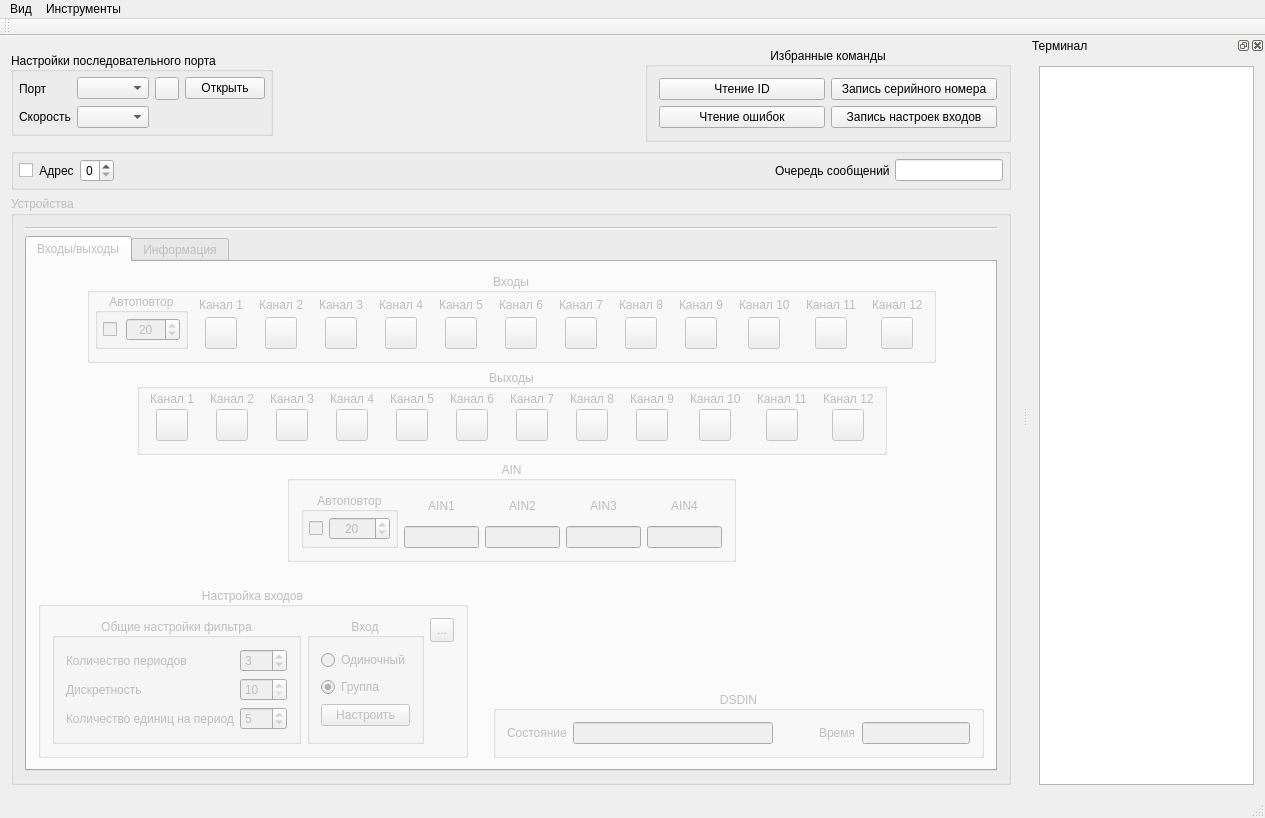
Qt form mainwindow.ui (vlarry/emulator) before a commit.
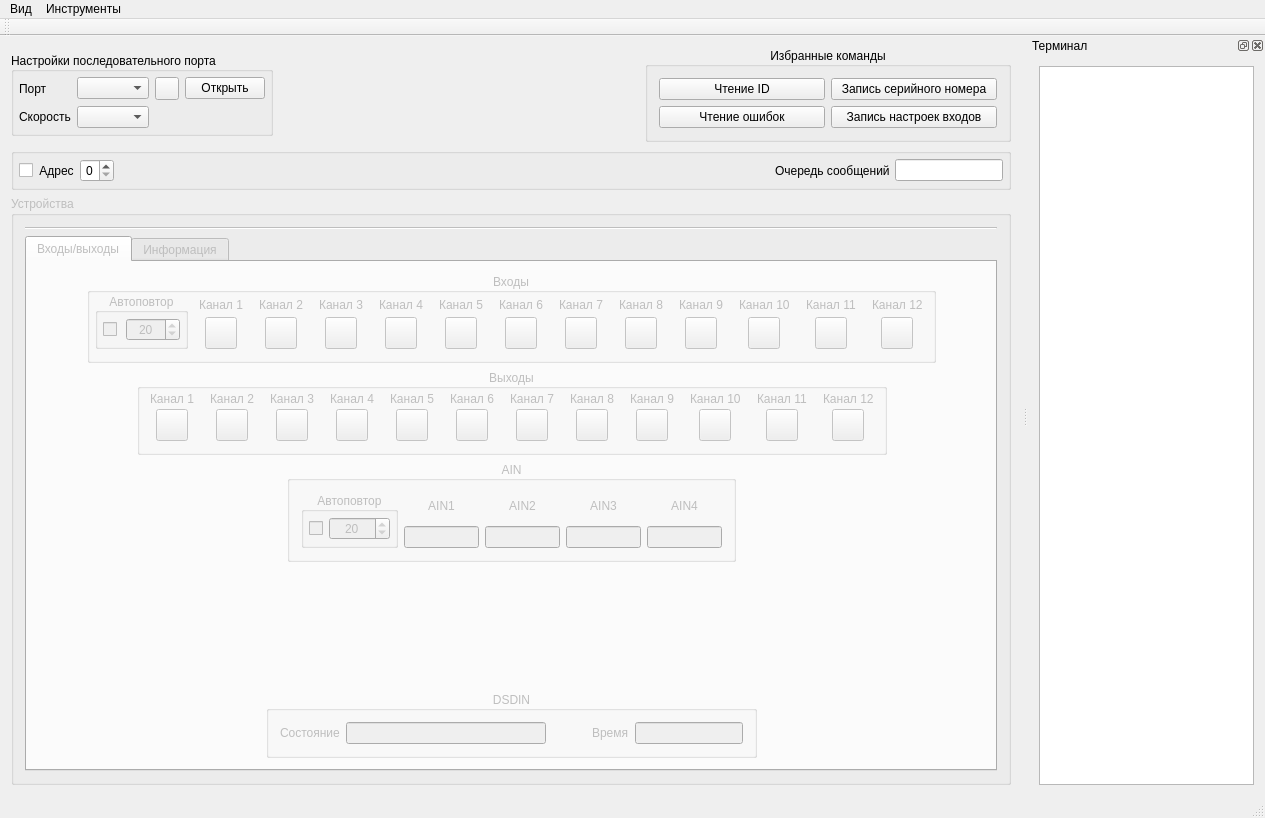
The same form after that commit. Icons and pictures are not drawn. Custom widgets are drawn as their Qt base class.

Commit message: Вынос окна настроек входов по нажатию кнопки "Избранные команды" (0x3E, 0x3F) и объединение настроек общих и индивидуальных в одно окно.

Diff of the .ui file:
```diff
--- a/mainwindow.ui
+++ b/mainwindow.ui
@@ -371,7 +371,7 @@
           <attribute name="title">
            <string>Входы/выходы</string>
           </attribute>
-          <layout class="QVBoxLayout" name="verticalLayout_39">
+          <layout class="QVBoxLayout" name="verticalLayout_2">
            <item>
             <layout class="QHBoxLayout" name="horizontalLayout_15">
              <item>
@@ -3762,221 +3762,8 @@
             </spacer>
            </item>
            <item>
-            <layout class="QHBoxLayout" name="horizontalLayout_13">
-             <item>
-              <widget class="QGroupBox" name="gboxInputSettings">
-               <property name="sizePolicy">
-                <sizepolicy hsizetype="Fixed" vsizetype="Expanding">
-                 <horstretch>0</horstretch>
-                 <verstretch>0</verstretch>
-                </sizepolicy>
-               </property>
-               <property name="title">
-                <string>Настройка входов</string>
-               </property>
-               <property name="alignment">
-                <set>Qt::AlignCenter</set>
-               </property>
                <layout class="QHBoxLayout" name="horizontalLayout_8">
                 <item>
-                 <widget class="QGroupBox" name="gboxInputSettingsFilter">
-                  <property name="title">
-                   <string>Общие настройки фильтра</string>
-                  </property>
-                  <property name="alignment">
-                   <set>Qt::AlignCenter</set>
-                  </property>
-                  <layout class="QVBoxLayout" name="verticalLayout_2">
-                   <item>
-                    <layout class="QFormLayout" name="formLayout">
-                     <item row="0" column="0">
-                      <widget class="QLabel" name="lblPeriods">
-                       <property name="text">
-                        <string>Количество периодов</string>
-                       </property>
-                      </widget>
-                     </item>
-                     <item row="0" column="1">
-                      <widget class="QSpinBox" name="sbPeriods">
-                       <property name="sizePolicy">
-                        <sizepolicy hsizetype="Maximum" vsizetype="Fixed">
-                         <horstretch>0</horstretch>
-                         <verstretch>0</verstretch>
-                        </sizepolicy>
-                       </property>
-                       <property name="accelerated">
-                        <bool>true</bool>
-                       </property>
-                       <property name="minimum">
-                        <number>1</number>
-                       </property>
-                       <property name="maximum">
-                        <number>100</number>
-                       </property>
-                       <property name="value">
-                        <number>3</number>
-                       </property>
-                      </widget>
-                     </item>
-                     <item row="1" column="0">
-                      <widget class="QLabel" name="lblDiscret">
-                       <property name="text">
-                        <string>Дискретность</string>
-                       </property>
-                      </widget>
-                     </item>
-                     <item row="1" column="1">
-                      <widget class="QSpinBox" name="sbDiscret">
-                       <property name="accelerated">
-                        <bool>true</bool>
-                       </property>
-                       <property name="minimum">
-                        <number>10</number>
-                       </property>
-                       <property name="maximum">
-                        <number>40</number>
-                       </property>
-                       <property name="singleStep">
-                        <number>10</number>
-                       </property>
-                      </widget>
-                     </item>
-                     <item row="2" column="0">
-                      <widget class="QLabel" name="lblSignal">
-                       <property name="sizePolicy">
-                        <sizepolicy hsizetype="Minimum" vsizetype="Preferred">
-                         <horstretch>0</horstretch>
-                         <verstretch>0</verstretch>
-                        </sizepolicy>
-                       </property>
-                       <property name="text">
-                        <string>Количество единиц на период</string>
-                       </property>
-                       <property name="scaledContents">
-                        <bool>true</bool>
-                       </property>
-                      </widget>
-                     </item>
-                     <item row="2" column="1">
-                      <widget class="QSpinBox" name="sbSignal">
-                       <property name="sizePolicy">
-                        <sizepolicy hsizetype="Minimum" vsizetype="Fixed">
-                         <horstretch>0</horstretch>
-                         <verstretch>0</verstretch>
-                        </sizepolicy>
-                       </property>
-                       <property name="minimum">
-                        <number>1</number>
-                       </property>
-                       <property name="maximum">
-                        <number>100</number>
-                       </property>
-                       <property name="value">
-                        <number>5</number>
-                       </property>
-                      </widget>
-                     </item>
-                    </layout>
-                   </item>
-                  </layout>
-                 </widget>
-                </item>
-                <item>
-                 <widget class="QGroupBox" name="gboxInput">
-                  <property name="title">
-                   <string>Вход</string>
-                  </property>
-                  <property name="alignment">
-                   <set>Qt::AlignCenter</set>
-                  </property>
-                  <layout class="QVBoxLayout" name="verticalLayout_3">
-                   <item>
-                    <widget class="QRadioButton" name="radioButtonInputSingle">
-                     <property name="text">
-                      <string>Одиночный</string>
-                     </property>
-                    </widget>
-                   </item>
-                   <item>
-                    <widget class="QRadioButton" name="radioButtonInputGroup">
-                     <property name="text">
-                      <string>Группа</string>
-                     </property>
-                     <property name="checked">
-                      <bool>true</bool>
-                     </property>
-                    </widget>
-                   </item>
-                   <item>
-                    <widget class="QPushButton" name="pushButtonInputSet">
-                     <property name="text">
-                      <string>Настроить</string>
-                     </property>
-                    </widget>
-                   </item>
-                  </layout>
-                 </widget>
-                </item>
-                <item>
-                 <layout class="QVBoxLayout" name="verticalLayout_5">
-                  <item>
-                   <widget class="QToolButton" name="toolButtonInputHelp">
-                    <property name="minimumSize">
-                     <size>
-                      <width>24</width>
-                      <height>24</height>
-                     </size>
-                    </property>
-                    <property name="maximumSize">
-                     <size>
-                      <width>24</width>
-                      <height>24</height>
-                     </size>
-                    </property>
-                    <property name="toolTip">
-                     <string>Справка по настройке входов</string>
-                    </property>
-                    <property name="text">
-                     <string>...</string>
-                    </property>
-                    <property name="icon">
-                     <iconset resource="resource.qrc">
-                      <normaloff>:/images/resource/images/help.png</normaloff>:/images/resource/images/help.png</iconset>
-                    </property>
-                   </widget>
-                  </item>
-                  <item>
-                   <spacer name="verticalSpacer_2">
-                    <property name="orientation">
-                     <enum>Qt::Vertical</enum>
-                    </property>
-                    <property name="sizeHint" stdset="0">
-                     <size>
-                      <width>20</width>
-                      <height>40</height>
-                     </size>
-                    </property>
-                   </spacer>
-                  </item>
-                 </layout>
-                </item>
-               </layout>
-              </widget>
-             </item>
-             <item>
-              <spacer name="horizontalSpacer_8">
-               <property name="orientation">
-                <enum>Qt::Horizontal</enum>
-               </property>
-               <property name="sizeHint" stdset="0">
-                <size>
-                 <width>40</width>
-                 <height>20</height>
-                </size>
-               </property>
-              </spacer>
-             </item>
-             <item>
               <spacer name="horizontalSpacer_9">
                <property name="orientation">
                 <enum>Qt::Horizontal</enum>
@@ -3990,21 +3777,6 @@
               </spacer>
              </item>
              <item>
-              <layout class="QVBoxLayout" name="verticalLayout_7">
-               <item>
-                <spacer name="verticalSpacer_4">
-                 <property name="orientation">
-                  <enum>Qt::Vertical</enum>
-                 </property>
-                 <property name="sizeHint" stdset="0">
-                  <size>
-                   <width>20</width>
-                   <height>40</height>
-                  </size>
-                 </property>
-                </spacer>
-               </item>
-               <item>
                 <widget class="QGroupBox" name="groupBoxDSDIN">
                  <property name="sizePolicy">
                   <sizepolicy hsizetype="Fixed" vsizetype="Fixed">
@@ -4081,7 +3853,18 @@
                  </layout>
                 </widget>
                </item>
-              </layout>
+             <item>
+              <spacer name="horizontalSpacer_13">
+               <property name="orientation">
+                <enum>Qt::Horizontal</enum>
+               </property>
+               <property name="sizeHint" stdset="0">
+                <size>
+                 <width>40</width>
+                 <height>20</height>
+                </size>
+               </property>
+              </spacer>
              </item>
             </layout>
            </item>
```
Lines whose indentation alone changed are shown as unchanged. The commit also changes 5 other files.
